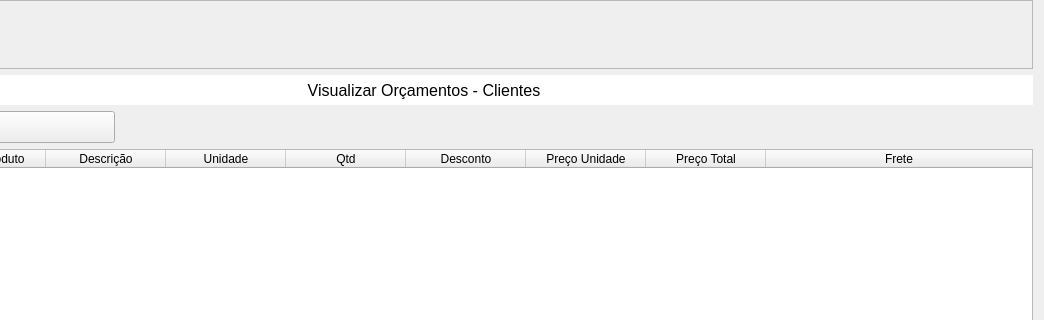
This is Desenvolvimento/Realizar_Orcamento_Cliente_Empresa.ui in diegost0015/TCC as Qt 5 draws it before an edit; both pictures show x 206 to 1250 and y 372 to 692 of the 1250 by 932 pixel window. The edited form follows.
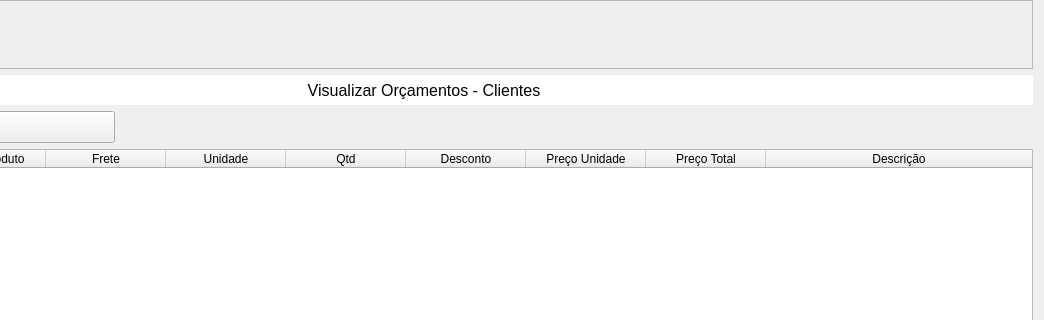
This is the edited form.

```diff
--- a/Desenvolvimento/Realizar_Orcamento_Cliente_Empresa.ui
+++ b/Desenvolvimento/Realizar_Orcamento_Cliente_Empresa.ui
@@ -301,7 +301,7 @@
      </column>
      <column>
       <property name="text">
-       <string>Descrição</string>
+       <string>Frete</string>
       </property>
      </column>
      <column>
@@ -331,7 +331,7 @@
      </column>
      <column>
       <property name="text">
-       <string>Frete</string>
+       <string>Descrição</string>
       </property>
      </column>
     </widget>
```
